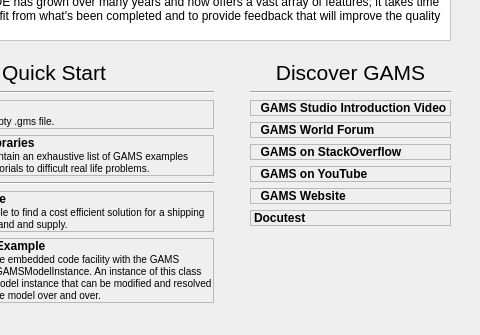
The window that src/welcomepage.ui (GAMS-dev/studio) describes before a commit, drawn with Qt 5; both pictures show x 492 to 972 and y 89 to 424 of the 972 by 767 pixel window.
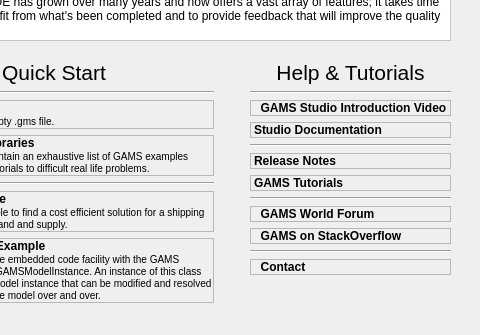
The same window after the commit. Icons and pictures are not drawn. Custom widgets are drawn as their Qt base class.

Commit message: reworked help & tutorials

```diff
--- a/src/welcomepage.ui
+++ b/src/welcomepage.ui
@@ -535,7 +535,7 @@
             <enum>Qt::NoContextMenu</enum>
            </property>
            <property name="text">
-            <string>Discover GAMS</string>
+            <string>Help &amp; Tutorials</string>
            </property>
            <property name="alignment">
             <set>Qt::AlignCenter</set>
@@ -570,6 +570,95 @@
              </property>
             </widget>
            </item>
+           <item>
+            <widget class="gams::studio::WpLabel" name="label_doc_studio">
+             <property name="font">
+              <font>
+               <weight>75</weight>
+               <bold>true</bold>
+              </font>
+             </property>
+             <property name="mouseTracking">
+              <bool>true</bool>
+             </property>
+             <property name="frameShape">
+              <enum>QFrame::StyledPanel</enum>
+             </property>
+             <property name="text">
+              <string>Studio Documentation</string>
+             </property>
+             <property name="margin">
+              <number>8</number>
+             </property>
+             <property name="documentation" stdset="0">
+              <string>docs/T_STUDIO.html</string>
+             </property>
+            </widget>
+           </item>
+           <item>
+            <widget class="Line" name="line_5">
+             <property name="orientation">
+              <enum>Qt::Horizontal</enum>
+             </property>
+            </widget>
+           </item>
+           <item>
+            <widget class="gams::studio::WpLabel" name="label_doc_release">
+             <property name="font">
+              <font>
+               <weight>75</weight>
+               <bold>true</bold>
+              </font>
+             </property>
+             <property name="mouseTracking">
+              <bool>true</bool>
+             </property>
+             <property name="frameShape">
+              <enum>QFrame::StyledPanel</enum>
+             </property>
+             <property name="text">
+              <string>Release Notes</string>
+             </property>
+             <property name="margin">
+              <number>8</number>
+             </property>
+             <property name="documentation" stdset="0">
+              <string>docs/RN_MAIN.html</string>
+             </property>
+            </widget>
+           </item>
+           <item>
+            <widget class="gams::studio::WpLabel" name="label_doc_tut">
+             <property name="font">
+              <font>
+               <weight>75</weight>
+               <bold>true</bold>
+              </font>
+             </property>
+             <property name="mouseTracking">
+              <bool>true</bool>
+             </property>
+             <property name="frameShape">
+              <enum>QFrame::StyledPanel</enum>
+             </property>
+             <property name="text">
+              <string>GAMS Tutorials</string>
+             </property>
+             <property name="margin">
+              <number>8</number>
+             </property>
+             <property name="documentation" stdset="0">
+              <string>docs/UG_MAIN.html#UG_Tutorial_Examples</string>
+             </property>
+            </widget>
+           </item>
+           <item>
+            <widget class="Line" name="line_6">
+             <property name="orientation">
+              <enum>Qt::Horizontal</enum>
+             </property>
+            </widget>
+           </item>
            <item>
             <widget class="gams::studio::WpLabel" name="label_gamsworld">
              <property name="frameShape">
@@ -624,26 +713,14 @@
             </widget>
            </item>
            <item>
-            <widget class="gams::studio::WpLabel" name="label_gamsyoutube">
-             <property name="frameShape">
-              <enum>QFrame::StyledPanel</enum>
-             </property>
-             <property name="frameShadow">
-              <enum>QFrame::Plain</enum>
-             </property>
-             <property name="text">
-              <string>&lt;html&gt;&lt;head/&gt;&lt;body&gt;&lt;p&gt;&lt;img src=&quot;:/img/gamsicon_16x16.png&quot;/&gt;&lt;span style=&quot; font-weight:600;&quot;&gt;&amp;nbsp;&amp;nbsp;GAMS on YouTube&lt;/span&gt;&lt;/p&gt;&lt;/body&gt;&lt;/html&gt;</string>
-             </property>
-             <property name="margin">
-              <number>8</number>
-             </property>
-             <property name="link" stdset="0">
-              <string>https://www.youtube.com/user/GAMSLessons</string>
+            <widget class="Line" name="line_7">
+             <property name="orientation">
+              <enum>Qt::Horizontal</enum>
              </property>
             </widget>
            </item>
            <item>
-            <widget class="gams::studio::WpLabel" name="label_documentation">
+            <widget class="gams::studio::WpLabel" name="label_contact">
              <property name="minimumSize">
               <size>
                <width>0</width>
@@ -657,7 +734,7 @@
               <enum>QFrame::Plain</enum>
              </property>
              <property name="text">
-              <string>&lt;html&gt;&lt;head/&gt;&lt;body&gt;&lt;p&gt;&lt;img src=&quot;:/img/gamsicon_16x16.png&quot;/&gt;&lt;span style=&quot; font-weight:600;&quot;&gt;&amp;nbsp;&amp;nbsp;GAMS Website &lt;/span&gt;&lt;/p&gt;&lt;/body&gt;&lt;/html&gt;</string>
+              <string>&lt;html&gt;&lt;head/&gt;&lt;body&gt;&lt;p&gt;&lt;img src=&quot;:/img/gamsicon_16x16.png&quot;/&gt;&lt;span style=&quot; font-weight:600;&quot;&gt;  Contact&lt;/span&gt;&lt;/p&gt;&lt;/body&gt;&lt;/html&gt;</string>
              </property>
              <property name="scaledContents">
               <bool>false</bool>
@@ -672,31 +749,6 @@
            </item>
           </layout>
          </item>
-         <item>
-          <widget class="gams::studio::WpLabel" name="label_doc_release">
-           <property name="font">
-            <font>
-             <weight>75</weight>
-             <bold>true</bold>
-            </font>
-           </property>
-           <property name="mouseTracking">
-            <bool>true</bool>
-           </property>
-           <property name="frameShape">
-            <enum>QFrame::StyledPanel</enum>
-           </property>
-           <property name="text">
-            <string>Docutest</string>
-           </property>
-           <property name="margin">
-            <number>8</number>
-           </property>
-           <property name="documentation" stdset="0">
-            <string>docs/RN_MAIN.html</string>
-           </property>
-          </widget>
-         </item>
          <item>
           <spacer name="spacer_discover_bot">
            <property name="orientation">
```
Left out of the diff: 34 changed lines with no effect on the pictures.
